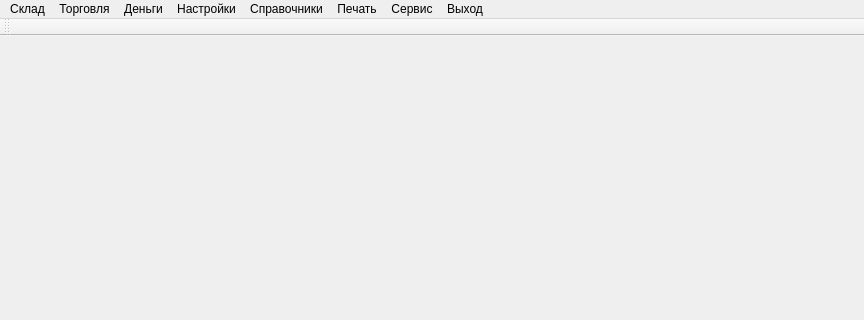
Before: the Qt Designer form market.ui in VladOk3333/market, drawn with Qt 5; both pictures show x 0 to 864 and y 0 to 320 of the 864 by 463 pixel window.
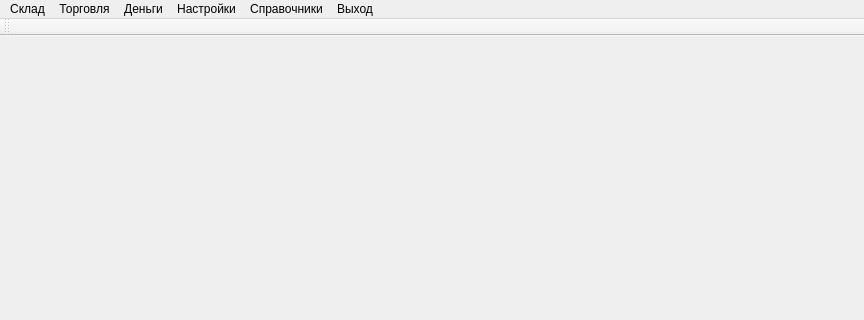
After: the same form once the commit is applied.

Diff of the .ui file:
```diff
--- a/market.ui
+++ b/market.ui
@@ -20,7 +20,7 @@
      <x>0</x>
      <y>0</y>
      <width>864</width>
-     <height>26</height>
+     <height>21</height>
     </rect>
    </property>
    <widget class="QMenu" name="menu">
@@ -70,24 +70,6 @@
     <addaction name="separator"/>
     <addaction name="spravochnik_rashod"/>
    </widget>
-   <widget class="QMenu" name="menu_6">
-    <property name="title">
-     <string>Печать</string>
-    </property>
-    <addaction name="print_naklad"/>
-    <addaction name="print_chek"/>
-    <addaction name="separator"/>
-    <addaction name="cennik"/>
-   </widget>
-   <widget class="QMenu" name="menu_7">
-    <property name="title">
-     <string>Сервис</string>
-    </property>
-    <addaction name="instruction"/>
-    <addaction name="about"/>
-    <addaction name="separator"/>
-    <addaction name="filtr"/>
-   </widget>
    <widget class="QMenu" name="exitApp">
     <property name="title">
      <string>Выход</string>
@@ -98,8 +80,6 @@
    <addaction name="menu_3"/>
    <addaction name="menu_4"/>
    <addaction name="menu_5"/>
-   <addaction name="menu_6"/>
-   <addaction name="menu_7"/>
    <addaction name="exitApp"/>
   </widget>
   <widget class="QToolBar" name="mainToolBar">
```
Left out of the diff: 1 changed line with no effect on the pictures.
